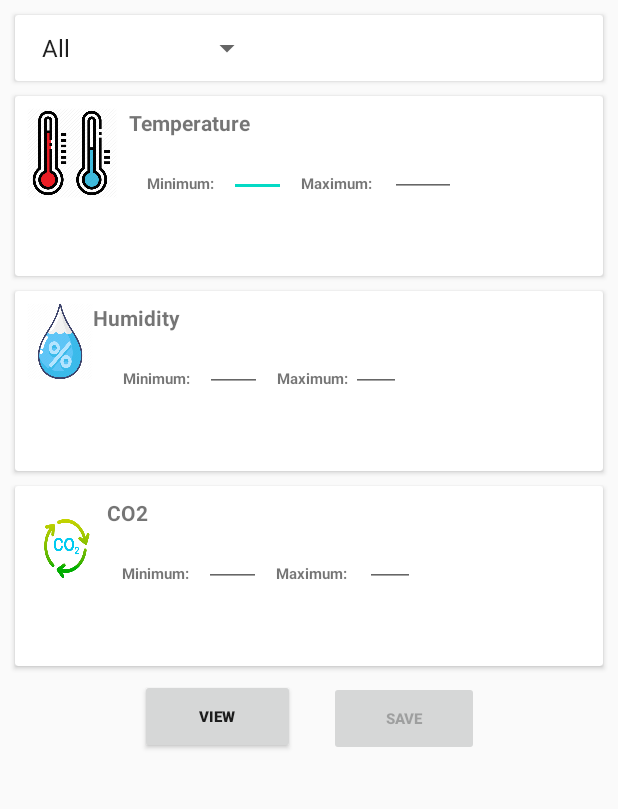
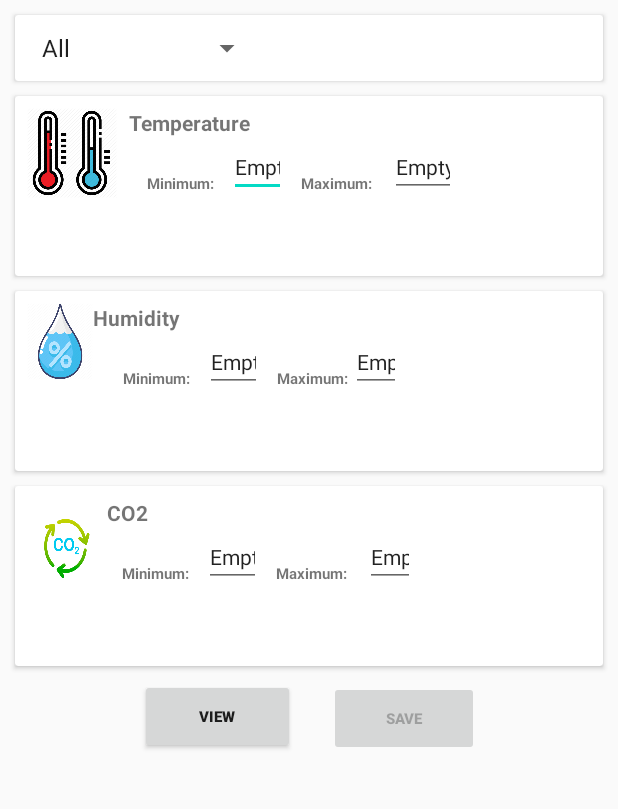
Before and after one commit to kokopiotrowski/Sep4AndroidApp, an Android app: the screen it shows after launch once a user with an empty profile is signed in (MainActivity), after a tap on "Preferences", on a phone screen of 412 x 824 dp, the part 84-893 px from its top. Run offline under Robolectric (Android 15) with nearby library versions, the light colour scheme and no system bars; our stand-ins replace Firebase (no records; nobody signed in at launch, a user with empty details on screens opened directly), Room's generated code; libraries missing offline, so code that uses them is left out: com.firebase.ui; network calls fail; 2 other taps on this screen came first.

Commit message:
latest preferencesappear by defult both when the user is online and offline based on API and local storage

```diff
--- a/app/src/main/java/com/example/sep4androidapp/Entities/Preferences.java
+++ b/app/src/main/java/com/example/sep4androidapp/Entities/Preferences.java
@@ -2,7 +2,6 @@ package com.example.sep4androidapp.Entities;
 
 import androidx.annotation.NonNull;
 import androidx.room.Entity;
-import androidx.room.Ignore;
 import androidx.room.PrimaryKey;
 
 @Entity(tableName = "preferences_table")
@@ -20,7 +19,7 @@ public class Preferences {
     private double temperatureMax;
 
 
-    public Preferences(String deviceId, boolean regulationEnabled, int co2Max,int co2Min, int humidityMax, int humidityMin, double temperatureMin, double temperatureMax) {
+    public Preferences(String deviceId, boolean regulationEnabled, int co2Max, int co2Min, int humidityMax, int humidityMin, double temperatureMin, double temperatureMax) {
         this.deviceId = deviceId;
         this.regulationEnabled = regulationEnabled;
         this.co2Max = co2Max;
--- a/app/src/main/java/com/example/sep4androidapp/connection/PreferenceApi.java
+++ b/app/src/main/java/com/example/sep4androidapp/connection/PreferenceApi.java
@@ -16,8 +16,8 @@ public interface PreferenceApi {
     @GET("preferences/fake_device1")
     Call<PreferencesResponse> getPreferences();
 
-//    @GET("preferences/{deviceId}")
-//  Call<PreferencesResponse> getPreferences(@Path("deviceId") String deviceId);
+   // @GET("preferences/{deviceId}")
+   // Call<PreferencesResponse> getPreferences(@Path("deviceId") String deviceId);
 
     @Headers("Content-Type: application/json")
     @PUT("preferences")
--- a/app/src/main/java/com/example/sep4androidapp/fragments/preferencesFragment/PreferencesFragment.java
+++ b/app/src/main/java/com/example/sep4androidapp/fragments/preferencesFragment/PreferencesFragment.java
@@ -67,10 +67,11 @@ public class PreferencesFragment extends Fragment {
         save = view.findViewById(R.id.buttonSave);
 //        yourPrefernces = view.findViewById(R.id.buttonYourPreferences);
 
-        viewModel = new ViewModelProvider(this).get(PrefrencesViewModel.class);
+
 
         CheckNetwork network = new CheckNetwork(getActivity().getApplicationContext());
         network.registerNetworkCallback();
+        viewModel = new ViewModelProvider(this).get(PrefrencesViewModel.class);
 
 
         //Variables.counter++;
@@ -90,16 +91,8 @@ public class PreferencesFragment extends Fragment {
                     Maxco2EditText.setText(String.valueOf(preferences.getCo2Max()) );
                 }
             });
+                    viewModel.showPrefrences();
 
-            yourPrefernces.setOnClickListener(new View.OnClickListener() {
-                @Override
-                public void onClick(View v) {
-                    viewModel.showPrefrences();
-                    //viewModel.getAllPreferences();
-
-
-                }
-            });
 
         }else {
               Toast.makeText(getActivity(), "No internet connection", Toast.LENGTH_LONG).show();
@@ -126,12 +119,12 @@ public class PreferencesFragment extends Fragment {
                         }
                     } else {
 
-//                        MintempEditText.setText("Empty");
-//                        MaxtempEditText.setText("Empty");
-//                        MinhumEditText.setText("Empty");
-//                        MaxhumEditText.setText("Empty");
-//                        Minco2EditText.setText("Empty");
-//                        Maxco2EditText.setText("Empty");
+                        MintempEditText.setText("Empty");
+                        MaxtempEditText.setText("Empty");
+                        MinhumEditText.setText("Empty");
+                        MaxhumEditText.setText("Empty");
+                        Minco2EditText.setText("Empty");
+                        Maxco2EditText.setText("Empty");
                     }
 
                 }
```
